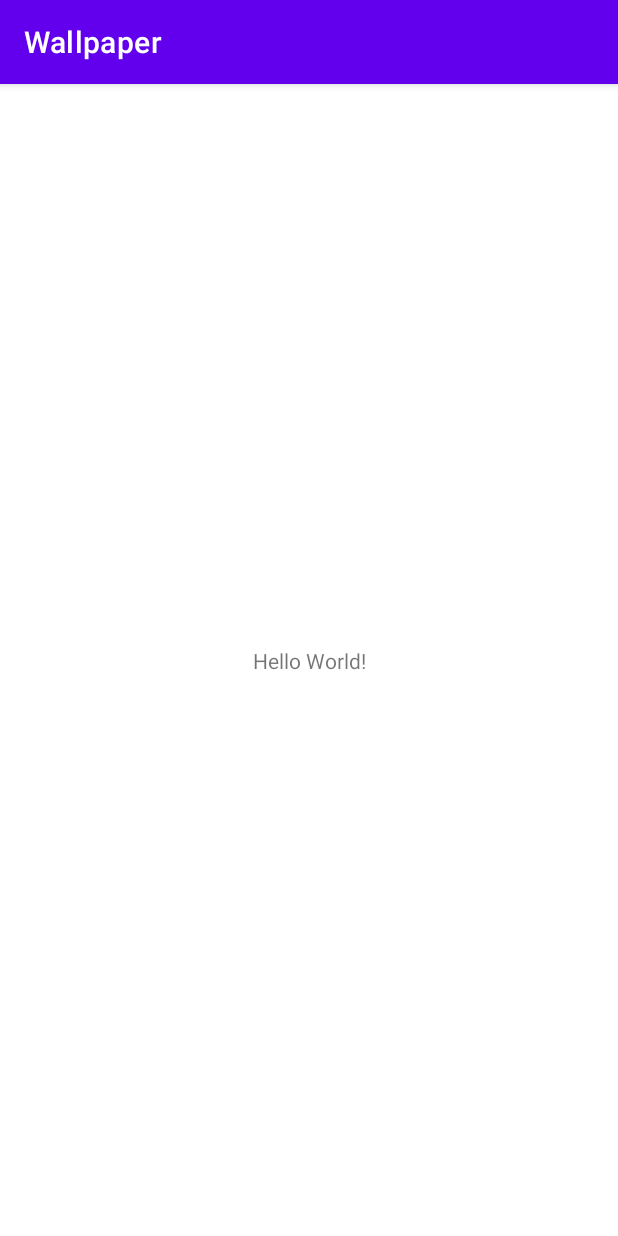
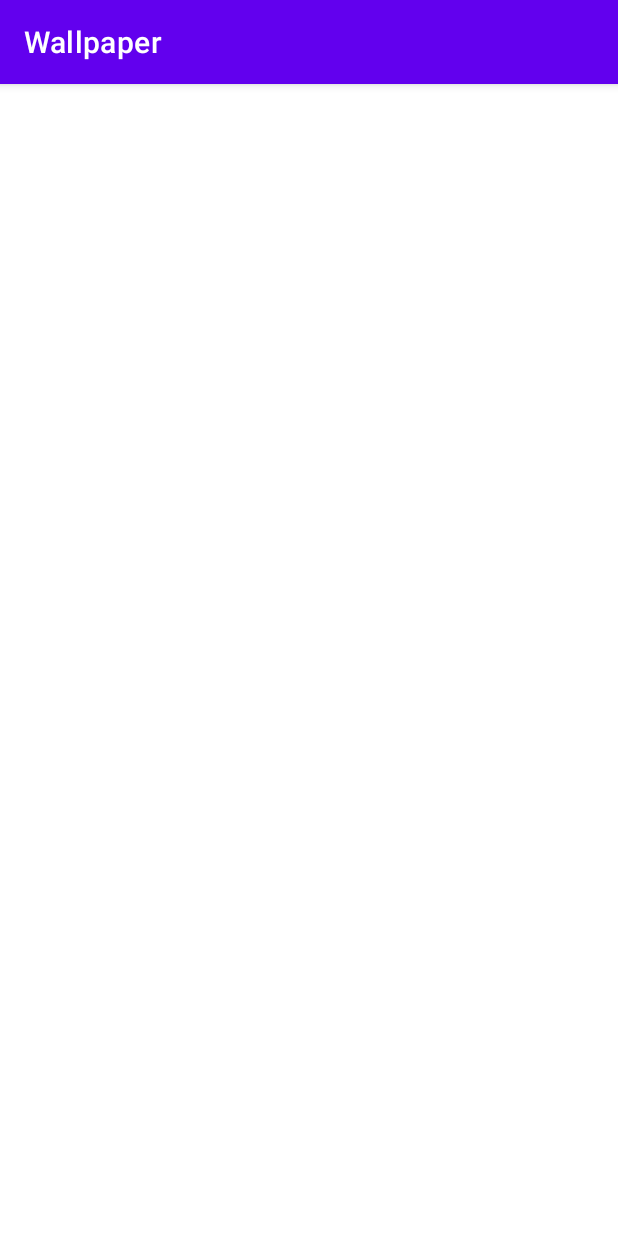
Before and after one commit to glwtf/Wallpaper, an Android app: the screen it shows after launch (MainActivity), on a phone screen of 412 x 824 dp. Run offline under Robolectric (Android 15) with nearby library versions, the phone set to English and light mode, and no system bars.

Commit message:
Create architecture of programm

```diff
--- a/app/src/main/AndroidManifest.xml
+++ b/app/src/main/AndroidManifest.xml
@@ -13,7 +13,7 @@
         android:theme="@style/Theme.Wallpaper"
         tools:targetApi="31">
         <activity
-            android:name=".MainActivity"
+            android:name=".presentation.MainActivity"
             android:exported="true">
             <intent-filter>
                 <action android:name="android.intent.action.MAIN" />
--- a/app/src/main/java/com/example/wallpaper/MainActivity.kt
+++ b/app/src/main/java/com/example/wallpaper/presentation/MainActivity.kt
@@ -1,7 +1,8 @@
-package com.example.wallpaper
+package com.example.wallpaper.presentation
 
 import androidx.appcompat.app.AppCompatActivity
 import android.os.Bundle
+import com.example.wallpaper.R
 
 class MainActivity : AppCompatActivity() {
     override fun onCreate(savedInstanceState: Bundle?) {
--- a/app/src/main/res/layout/activity_main.xml
+++ b/app/src/main/res/layout/activity_main.xml
@@ -4,15 +4,6 @@
     xmlns:tools="http://schemas.android.com/tools"
     android:layout_width="match_parent"
     android:layout_height="match_parent"
-    tools:context=".MainActivity">
-
-    <TextView
-        android:layout_width="wrap_content"
-        android:layout_height="wrap_content"
-        android:text="Hello World!"
-        app:layout_constraintBottom_toBottomOf="parent"
-        app:layout_constraintEnd_toEndOf="parent"
-        app:layout_constraintStart_toStartOf="parent"
-        app:layout_constraintTop_toTopOf="parent" />
+    tools:context=".presentation.MainActivity">
 
 </androidx.constraintlayout.widget.ConstraintLayout>
```
Also changed, not shown: app/src/main/java/com/example/wallpaper/data/WallpaperRepositoryImpl.kt (added, +22 -0 lines), app/src/main/java/com/example/wallpaper/domain/WallpaperRepository.kt (added, +12 -0 lines), app/src/main/java/com/example/wallpaper/domain/entity/Response.kt (added, +15 -0 lines), app/src/main/java/com/example/wallpaper/domain/usecase/GetImage.kt (added, +8 -0 lines), app/src/main/java/com/example/wallpaper/domain/usecase/GetImageListUseCase.kt (added, +8 -0 lines), app/src/main/java/com/example/wallpaper/domain/usecase/GetThemeListUseCase.kt (added, +8 -0 lines), app/src/main/java/com/example/wallpaper/domain/usecase/SetWallpaper.kt (added, +8 -0 lines).
